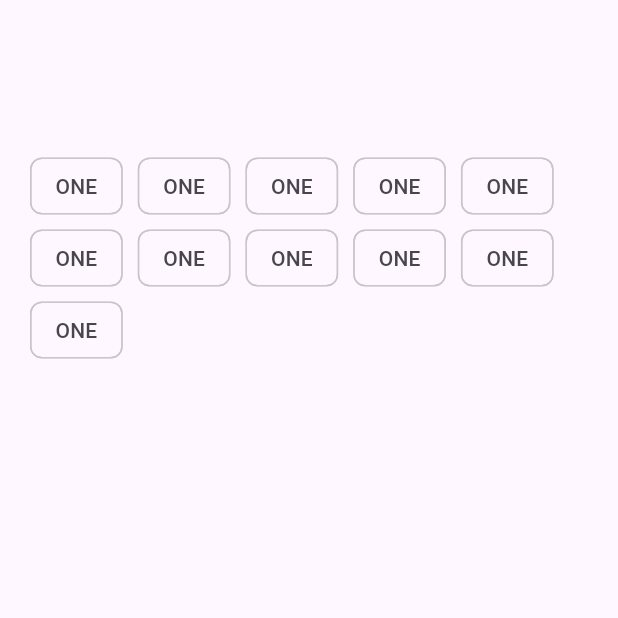
After one commit to Shridhar-student/improve, a Flutter app: the WrapScreen screen opened directly, on a phone screen of 412 x 824 dp, the top half of it. The commit adds this screen. Run offline on Flutter 3.47's test engine with Material 3 defaults, Android fonts, the phone set to English and light mode, and no system bars.

Commit message:
feat: wrap

```diff
--- a/lib/ui_list/ui_list.dart
+++ b/lib/ui_list/ui_list.dart
@@ -5,6 +5,7 @@ import 'package:improve/widgets/flexible.dart';
 import 'package:improve/widgets/hero.dart';
 import 'package:improve/widgets/interactiveViewer.dart';
 import 'package:improve/widgets/l_ProgressInd.dart';
+import 'package:improve/widgets/wrap.dart';
 
 class UiListScreen extends StatelessWidget {
   UiListScreen({super.key});
@@ -14,7 +15,8 @@ class UiListScreen extends StatelessWidget {
     'Hero',
     'InteractiveViewer',
     'Flexible',
-    'Expanded'
+    'Expanded',
+    'Wrap'
   ];
 
   @override
@@ -58,6 +60,11 @@ class UiListScreen extends StatelessWidget {
                     return const ExpandedScreen();
                   }));
                 }
+                if (screen == 'Wrap') {
+                  Navigator.push(context, MaterialPageRoute(builder: (ctx) {
+                    return const WrapScreen();
+                  }));
+                }
               },
               child: Card(
                   margin: const EdgeInsets.only(top: 20),
--- /dev/null
+++ b/lib/widgets/wrap.dart
@@ -0,0 +1,59 @@
+import 'package:flutter/material.dart';
+
+class WrapScreen extends StatelessWidget {
+  const WrapScreen({super.key});
+
+  @override
+  Widget build(BuildContext context) {
+    return const Scaffold(
+      body: Padding(
+        padding: EdgeInsets.only(top: 100, left: 20, right: 20),
+        child: Wrap(
+          children: [
+            Chip(label: Text('ONE')),
+            SizedBox(
+              width: 10,
+            ),
+            Chip(label: Text('ONE')),
+            SizedBox(
+              width: 10,
+            ),
+            Chip(label: Text('ONE')),
+            SizedBox(
+              width: 10,
+            ),
+            Chip(label: Text('ONE')),
+            SizedBox(
+              width: 10,
+            ),
+            Chip(label: Text('ONE')),
+            SizedBox(
+              width: 10,
+            ),
+            Chip(label: Text('ONE')),
+            SizedBox(
+              width: 10,
+            ),
+            Chip(label: Text('ONE')),
+            SizedBox(
+              width: 10,
+            ),
+            Chip(label: Text('ONE')),
+            SizedBox(
+              width: 10,
+            ),
+            Chip(label: Text('ONE')),
+            SizedBox(
+              width: 10,
+            ),
+            Chip(label: Text('ONE')),
+            SizedBox(
+              width: 10,
+            ),
+            Chip(label: Text('ONE')),
+          ],
+        ),
+      ),
+    );
+  }
+}
```
